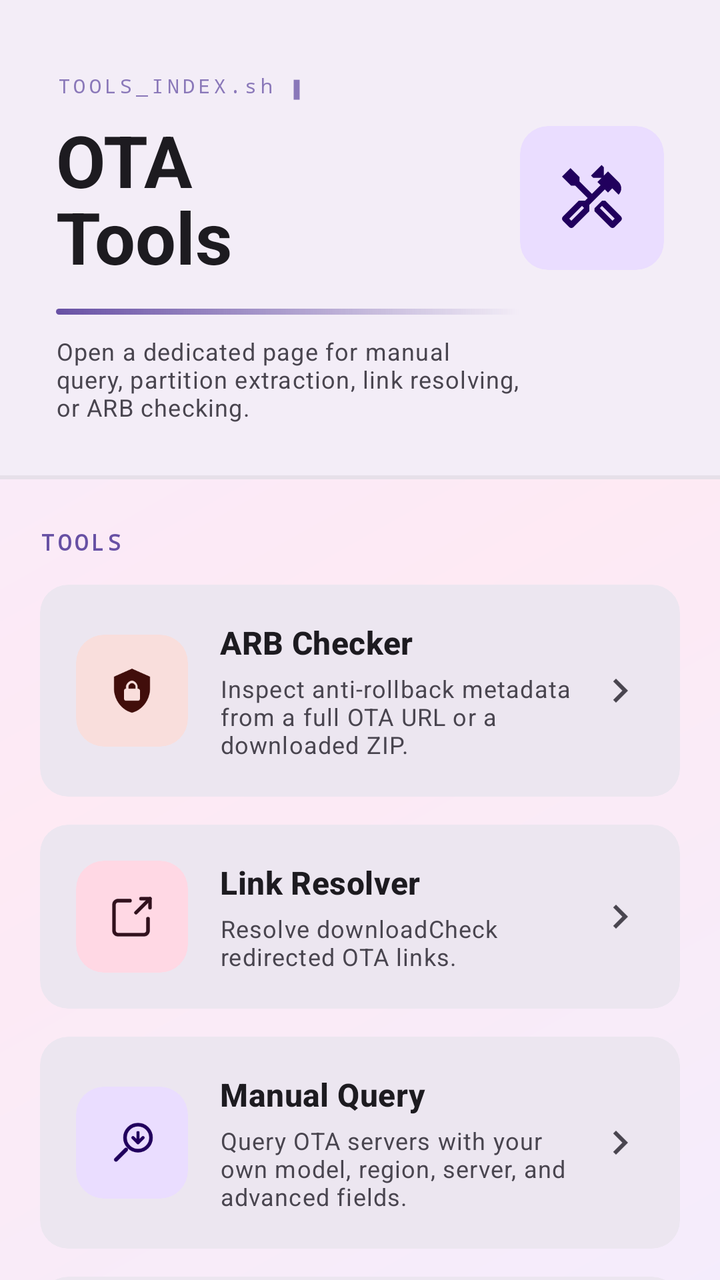
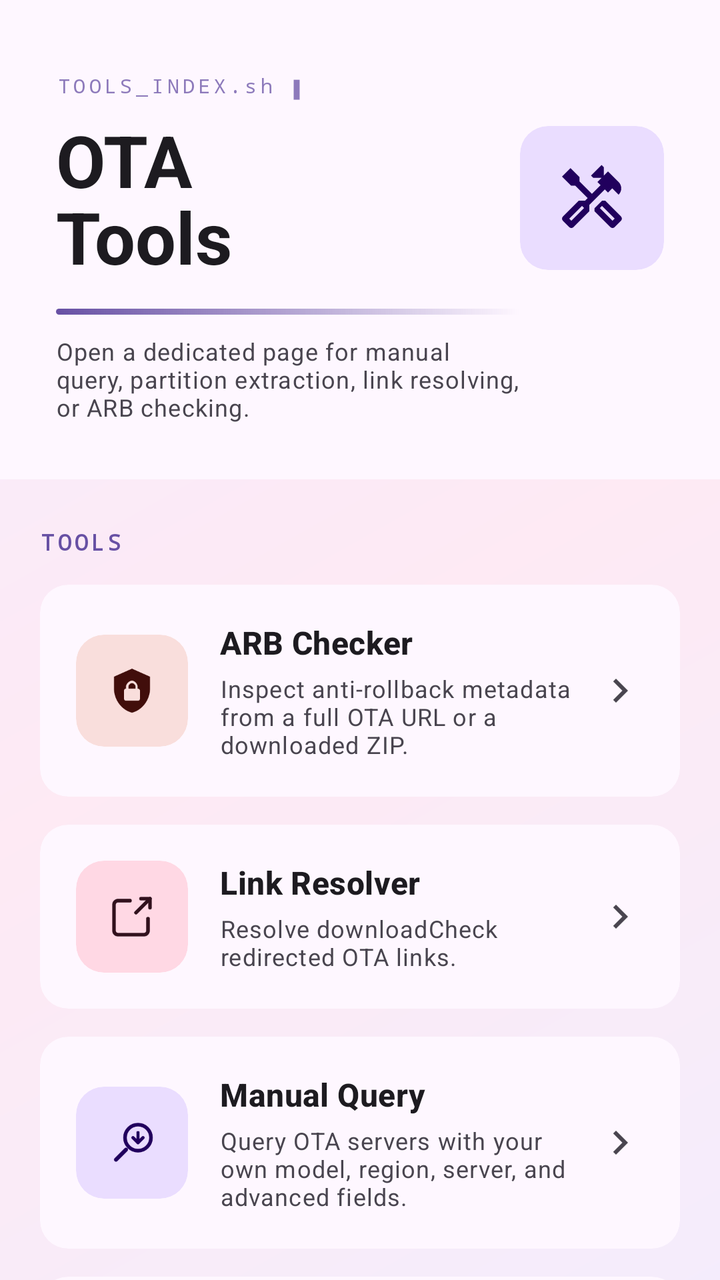

An Android layout rendered at two revisions. The XML below is the earlier revision; the diff shows what the commit changed to produce the second picture.
<!-- AndroidManifest.xml: application theme Theme.OTAPulse -->
<!-- res/layout/fragment_ota_tools.xml -->
<?xml version="1.0" encoding="utf-8"?>
<androidx.core.widget.NestedScrollView
    xmlns:android="http://schemas.android.com/apk/res/android"
    xmlns:app="http://schemas.android.com/apk/res-auto"
    android:layout_width="match_parent"
    android:layout_height="match_parent"
    android:background="@android:color/transparent"
    android:fillViewport="true"
    android:overScrollMode="never">

    <LinearLayout
        android:layout_width="match_parent"
        android:layout_height="wrap_content"
        android:orientation="vertical"
        android:paddingBottom="104dp">

        <androidx.constraintlayout.widget.ConstraintLayout
            android:layout_width="match_parent"
            android:layout_height="wrap_content"
            android:background="@drawable/bg_hero_header"
            android:paddingStart="28dp"
            android:paddingEnd="28dp"
            android:paddingTop="36dp"
            android:paddingBottom="28dp">

            <TextView
                android:id="@+id/tv_bracket_label"
                android:layout_width="wrap_content"
                android:layout_height="wrap_content"
                android:text="@string/tools_header_badge"
                android:textColor="?attr/colorPrimary"
                android:textSize="10sp"
                android:fontFamily="monospace"
                android:letterSpacing="0.18"
                android:alpha="0.75"
                app:layout_constraintStart_toStartOf="parent"
                app:layout_constraintTop_toTopOf="parent" />

            
            <TextView
                android:id="@+id/tv_cursor"
                android:layout_width="wrap_content"
                android:layout_height="wrap_content"
                android:text="@string/cursor_decoration"
                android:textColor="?attr/colorPrimary"
                android:textSize="10sp"
                android:layout_marginStart="6dp"
                android:alpha="0.75"
                app:layout_constraintTop_toTopOf="@id/tv_bracket_label"
                app:layout_constraintBottom_toBottomOf="@id/tv_bracket_label"
                app:layout_constraintStart_toEndOf="@id/tv_bracket_label" />

            <TextView
                android:id="@+id/tv_header_title"
                android:layout_width="0dp"
                android:layout_height="wrap_content"
                android:layout_marginTop="6dp"
                android:text="@string/tools_header_title"
                android:textAppearance="?attr/textAppearanceDisplaySmall"
                android:textColor="?attr/colorOnSurface"
                android:textStyle="bold"
                android:lineSpacingMultiplier="0.92"
                android:gravity="start"
                android:textAlignment="viewStart"
                app:layout_constraintTop_toBottomOf="@id/tv_bracket_label"
                app:layout_constraintStart_toStartOf="parent"
                app:layout_constraintEnd_toStartOf="@id/card_hero_icon" />

            
            <View
                android:id="@+id/view_accent_line"
                android:layout_width="0dp"
                android:layout_height="3dp"
                android:layout_marginTop="12dp"
                android:background="@drawable/bg_accent_line"
                app:layout_constraintTop_toBottomOf="@id/tv_header_title"
                app:layout_constraintStart_toStartOf="@id/tv_header_title"
                app:layout_constraintEnd_toEndOf="@id/tv_header_title" />

            <TextView
                android:id="@+id/tv_header_subtitle"
                android:layout_width="0dp"
                android:layout_height="wrap_content"
                android:layout_marginTop="10dp"
                android:text="@string/tools_header_subtitle"
                android:textAppearance="?attr/textAppearanceBodySmall"
                android:textColor="?attr/colorOnSurfaceVariant"
                android:gravity="start"
                android:textAlignment="viewStart"
                app:layout_constraintTop_toBottomOf="@id/view_accent_line"
                app:layout_constraintStart_toStartOf="@id/tv_header_title"
                app:layout_constraintEnd_toEndOf="@id/tv_header_title"
                app:layout_constraintBottom_toBottomOf="parent" />

            <com.google.android.material.card.MaterialCardView
                android:id="@+id/card_hero_icon"
                android:layout_width="72dp"
                android:layout_height="72dp"
                app:cardCornerRadius="14dp"
                app:cardBackgroundColor="?attr/colorPrimaryContainer"
                app:cardElevation="0dp"
                app:layout_constraintEnd_toEndOf="parent"
                app:layout_constraintTop_toTopOf="@id/tv_header_title"
                app:layout_constraintBottom_toBottomOf="@id/tv_header_title">

                <ImageView
                    android:layout_width="36dp"
                    android:layout_height="36dp"
                    android:layout_gravity="center"
                    android:src="@drawable/ic_tools"
                    android:contentDescription="@string/tools_header_title"
                    app:tint="?attr/colorOnPrimaryContainer" />
            </com.google.android.material.card.MaterialCardView>
        </androidx.constraintlayout.widget.ConstraintLayout>

        <LinearLayout
            android:layout_width="match_parent"
            android:layout_height="wrap_content"
            android:orientation="vertical"
            android:paddingHorizontal="20dp"
            android:paddingTop="24dp">

            <TextView
                android:layout_width="wrap_content"
                android:layout_height="wrap_content"
                android:text="@string/tools_section_label"
                android:textColor="?attr/colorPrimary"
                android:textSize="11sp"
                android:textStyle="bold"
                android:fontFamily="monospace"
                android:letterSpacing="0.14" />

            <com.google.android.material.card.MaterialCardView
                android:id="@+id/card_arb_checker"
                android:layout_width="match_parent"
                android:layout_height="wrap_content"
                android:layout_marginTop="14dp"
                android:clickable="true"
                android:focusable="true"
                app:cardBackgroundColor="?attr/colorSurfaceContainerHigh"
                app:cardCornerRadius="14dp"
                app:cardElevation="0dp">

                <LinearLayout
                    android:layout_width="match_parent"
                    android:layout_height="wrap_content"
                    android:gravity="center_vertical"
                    android:orientation="horizontal"
                    android:padding="18dp">

                    <com.google.android.material.card.MaterialCardView
                        android:layout_width="56dp"
                        android:layout_height="56dp"
                        app:cardBackgroundColor="?attr/colorErrorContainer"
                        app:cardCornerRadius="14dp"
                        app:cardElevation="0dp">

                        <ImageView
                            android:layout_width="24dp"
                            android:layout_height="24dp"
                            android:layout_gravity="center"
                            android:src="@drawable/ic_security"
                            app:tint="?attr/colorOnErrorContainer" />
                    </com.google.android.material.card.MaterialCardView>

                    <LinearLayout
                        android:layout_width="0dp"
                        android:layout_height="wrap_content"
                        android:layout_weight="1"
                        android:layout_marginStart="16dp"
                        android:orientation="vertical">

                        <TextView
                            android:layout_width="wrap_content"
                            android:layout_height="wrap_content"
                            android:text="@string/tools_arb_checker_title"
                            android:textAppearance="?attr/textAppearanceTitleMedium"
                            android:textStyle="bold" />

                        <TextView
                            android:layout_width="match_parent"
                            android:layout_height="wrap_content"
                            android:layout_marginTop="4dp"
                            android:text="@string/tools_arb_checker_desc"
                            android:textAppearance="?attr/textAppearanceBodySmall"
                            android:textColor="?attr/colorOnSurfaceVariant" />
                    </LinearLayout>

                    <ImageView
                        android:layout_width="24dp"
                        android:layout_height="24dp"
                        android:src="@drawable/ic_chevron_right"
                        app:tint="?attr/colorOnSurfaceVariant" />
                </LinearLayout>
            </com.google.android.material.card.MaterialCardView>

            <com.google.android.material.card.MaterialCardView
                android:id="@+id/card_link_resolver"
                android:layout_width="match_parent"
                android:layout_height="wrap_content"
                android:layout_marginTop="14dp"
                android:clickable="true"
                android:focusable="true"
                app:cardBackgroundColor="?attr/colorSurfaceContainerHigh"
                app:cardCornerRadius="14dp"
                app:cardElevation="0dp">

                <LinearLayout
                    android:layout_width="match_parent"
                    android:layout_height="wrap_content"
                    android:gravity="center_vertical"
                    android:orientation="horizontal"
                    android:padding="18dp">

                    <com.google.android.material.card.MaterialCardView
                        android:layout_width="56dp"
                        android:layout_height="56dp"
                        app:cardBackgroundColor="?attr/colorTertiaryContainer"
                        app:cardCornerRadius="14dp"
                        app:cardElevation="0dp">

                        <ImageView
                            android:layout_width="24dp"
                            android:layout_height="24dp"
                            android:layout_gravity="center"
                            android:src="@drawable/ic_open_external_stroke"
                            app:tint="?attr/colorOnTertiaryContainer" />
                    </com.google.android.material.card.MaterialCardView>

                    <LinearLayout
                        android:layout_width="0dp"
                        android:layout_height="wrap_content"
                        android:layout_weight="1"
                        android:layout_marginStart="16dp"
                        android:orientation="vertical">

                        <TextView
                            android:layout_width="wrap_content"
                            android:layout_height="wrap_content"
                            android:text="@string/tools_link_resolver_title"
                            android:textAppearance="?attr/textAppearanceTitleMedium"
                            android:textStyle="bold" />

                        <TextView
                            android:layout_width="match_parent"
                            android:layout_height="wrap_content"
                            android:layout_marginTop="4dp"
                            android:text="@string/tools_link_resolver_desc"
                            android:textAppearance="?attr/textAppearanceBodySmall"
                            android:textColor="?attr/colorOnSurfaceVariant" />
                    </LinearLayout>

                    <ImageView
                        android:layout_width="24dp"
                        android:layout_height="24dp"
                        android:src="@drawable/ic_chevron_right"
                        app:tint="?attr/colorOnSurfaceVariant" />
                </LinearLayout>
            </com.google.android.material.card.MaterialCardView>

            <com.google.android.material.card.MaterialCardView
                android:id="@+id/card_manual_query"
                android:layout_width="match_parent"
                android:layout_height="wrap_content"
                android:layout_marginTop="14dp"
                android:clickable="true"
                android:focusable="true"
                app:cardBackgroundColor="?attr/colorSurfaceContainerHigh"
                app:cardCornerRadius="14dp"
                app:cardElevation="0dp">

                <LinearLayout
                    android:layout_width="match_parent"
                    android:layout_height="wrap_content"
                    android:gravity="center_vertical"
                    android:orientation="horizontal"
                    android:padding="18dp">

                    <com.google.android.material.card.MaterialCardView
                        android:layout_width="56dp"
                        android:layout_height="56dp"
                        app:cardBackgroundColor="?attr/colorPrimaryContainer"
                        app:cardCornerRadius="14dp"
                        app:cardElevation="0dp">

                        <ImageView
                            android:layout_width="24dp"
                            android:layout_height="24dp"
                            android:layout_gravity="center"
                            android:src="@drawable/ic_search_update"
                            app:tint="?attr/colorOnPrimaryContainer" />
                    </com.google.android.material.card.MaterialCardView>

                    <LinearLayout
                        android:layout_width="0dp"
                        android:layout_height="wrap_content"
                        android:layout_weight="1"
                        android:layout_marginStart="16dp"
                        android:orientation="vertical">

                        <TextView
                            android:layout_width="wrap_content"
                            android:layout_height="wrap_content"
                            android:text="@string/tools_manual_query_title"
                            android:textAppearance="?attr/textAppearanceTitleMedium"
                            android:textStyle="bold" />

                        <TextView
                            android:layout_width="match_parent"
                            android:layout_height="wrap_content"
                            android:layout_marginTop="4dp"
                            android:text="@string/tools_manual_query_desc"
                            android:textAppearance="?attr/textAppearanceBodySmall"
                            android:textColor="?attr/colorOnSurfaceVariant" />
                    </LinearLayout>

                    <ImageView
                        android:layout_width="24dp"
                        android:layout_height="24dp"
                        android:src="@drawable/ic_chevron_right"
                        app:tint="?attr/colorOnSurfaceVariant" />
                </LinearLayout>
            </com.google.android.material.card.MaterialCardView>

            <com.google.android.material.card.MaterialCardView
                android:id="@+id/card_partition_extraction"
                android:layout_width="match_parent"
                android:layout_height="wrap_content"
                android:layout_marginTop="14dp"
                android:clickable="true"
                android:focusable="true"
                app:cardBackgroundColor="?attr/colorSurfaceContainerHigh"
                app:cardCornerRadius="14dp"
                app:cardElevation="0dp">

                <LinearLayout
                    android:layout_width="match_parent"
                    android:layout_height="wrap_content"
                    android:gravity="center_vertical"
                    android:orientation="horizontal"
                    android:padding="18dp">

                    <com.google.android.material.card.MaterialCardView
                        android:layout_width="56dp"
                        android:layout_height="56dp"
                        app:cardBackgroundColor="?attr/colorSecondaryContainer"
                        app:cardCornerRadius="14dp"
                        app:cardElevation="0dp">

                        <ImageView
                            android:layout_width="24dp"
                            android:layout_height="24dp"
                            android:layout_gravity="center"
                            android:src="@drawable/ic_extract_stroke"
                            app:tint="?attr/colorOnSecondaryContainer" />
                    </com.google.android.material.card.MaterialCardView>

                    <LinearLayout
                        android:layout_width="0dp"
                        android:layout_height="wrap_content"
                        android:layout_marginStart="16dp"
                        android:layout_weight="1"
                        android:orientation="vertical">

                        <TextView
                            android:layout_width="wrap_content"
                            android:layout_height="wrap_content"
                            android:text="@string/tools_partition_extraction_title"
                            android:textAppearance="?attr/textAppearanceTitleMedium"
                            android:textStyle="bold" />

                        <TextView
                            android:layout_width="match_parent"
                            android:layout_height="wrap_content"
                            android:layout_marginTop="4dp"
                            android:text="@string/tools_partition_extraction_desc"
                            android:textAppearance="?attr/textAppearanceBodySmall"
                            android:textColor="?attr/colorOnSurfaceVariant" />
                    </LinearLayout>

                    <ImageView
                        android:layout_width="24dp"
                        android:layout_height="24dp"
                        android:src="@drawable/ic_chevron_right"
                        app:tint="?attr/colorOnSurfaceVariant" />
                </LinearLayout>
            </com.google.android.material.card.MaterialCardView>
        </LinearLayout>
    </LinearLayout>
</androidx.core.widget.NestedScrollView>
<!-- resources referenced by this layout -->
<resources>
  <!-- drawable bg_hero_header (drawable) -->
  <?xml version="1.0" encoding="utf-8"?>
  <layer-list xmlns:android="http://schemas.android.com/apk/res/android">
  
      
      <item>
          <shape android:shape="rectangle">
              <solid android:color="?attr/colorSurfaceContainer" />
          </shape>
      </item>
  
      
      <item
          android:top="-2dp"
          android:left="-2dp"
          android:right="-2dp">
          <shape android:shape="rectangle">
              <stroke
                  android:width="2dp"
                  android:color="?attr/colorSurfaceContainerHighest" />
          </shape>
      </item>
  
  </layer-list>
  <string name="cursor_decoration" translatable="false">▮</string>
  <string name="tools_arb_checker_desc">Inspect anti-rollback metadata from a full OTA URL or a downloaded ZIP.</string>
  <string name="tools_arb_checker_title">ARB Checker</string>
  <string name="tools_header_badge" translatable="false">TOOLS_INDEX.sh</string>
  <string name="tools_header_subtitle">Open a dedicated page for manual query, partition extraction, link resolving, or ARB checking.</string>
  <string name="tools_header_title">OTA\nTools</string>
  <string name="tools_link_resolver_desc">Resolve downloadCheck redirected OTA links.</string>
  <string name="tools_link_resolver_title">Link Resolver</string>
  <string name="tools_manual_query_desc">Query OTA servers with your own model, region, server, and advanced fields.</string>
  <string name="tools_manual_query_title">Manual Query</string>
  <string name="tools_partition_extraction_desc">Load partitions from a local OTA ZIP or a full OTA URL, then extract selected images.</string>
  <string name="tools_partition_extraction_title">Partition Extraction</string>
  <string name="tools_section_label" translatable="false">TOOLS</string>
  <style name="Widget.App.MaterialCardView" parent="Widget.Material3.CardView.Filled">
          <item name="shapeAppearance">@style/ShapeAppearance.Material3.Corner.Large</item>
      </style>
  <style name="Widget.App.PopupMenu" parent="Widget.Material3.PopupMenu">
          <item name="android:popupBackground">@drawable/bg_popup_menu</item>
      </style>
  <style name="Widget.App.ListPopupWindow" parent="Widget.AppCompat.ListPopupWindow">
          <item name="android:popupBackground">@drawable/bg_popup_menu</item>
      </style>
  <style name="Widget.App.MaterialSwitch" parent="Widget.Material3.CompoundButton.MaterialSwitch">
          <item name="thumbIcon">@drawable/selector_switch_thumb_icon</item>
          <item name="thumbIconTint">@color/selector_switch_thumb_icon_tint</item>
      </style>
  <style name="DialogFadeAnimation" parent="@android:style/Animation.Dialog">
          <item name="android:windowEnterAnimation">@anim/dialog_fade_in</item>
          <item name="android:windowExitAnimation">@anim/dialog_fade_out</item>
      </style>
  <!-- drawable bg_popup_menu (drawable) -->
  <?xml version="1.0" encoding="utf-8"?>
  <shape xmlns:android="http://schemas.android.com/apk/res/android">
      <solid android:color="?attr/colorSurfaceContainerHigh" />
      <corners android:radius="20dp" />
  </shape>
  <!-- drawable selector_switch_thumb_icon (drawable) -->
  <?xml version="1.0" encoding="utf-8"?>
  <selector xmlns:android="http://schemas.android.com/apk/res/android">
      <item android:drawable="@drawable/ic_switch_check" android:state_checked="true" />
      <item android:drawable="@drawable/ic_switch_cancel" android:state_checked="false" />
  </selector>
  <!-- drawable ic_switch_check (drawable) -->
  <vector xmlns:android="http://schemas.android.com/apk/res/android"
      android:width="24dp"
      android:height="24dp"
      android:viewportWidth="24"
      android:viewportHeight="24">
      <path
          android:fillColor="@android:color/white"
          android:pathData="M9,16.17L4.83,12l-1.42,1.41L9,19 21,7l-1.41,-1.41z"/>
  </vector>
  <!-- unchanged entries left out for length: 11 -->
</resources>

<!-- the commit's change to res/layout/fragment_ota_tools.xml (unified diff, before → after) -->
@@ -17,7 +17,7 @@
         <androidx.constraintlayout.widget.ConstraintLayout
             android:layout_width="match_parent"
             android:layout_height="wrap_content"
-            android:background="@drawable/bg_hero_header"
+            android:background="?attr/colorSurface"
             android:paddingStart="28dp"
             android:paddingEnd="28dp"
             android:paddingTop="36dp"
@@ -137,7 +137,7 @@
                 android:layout_marginTop="14dp"
                 android:clickable="true"
                 android:focusable="true"
-                app:cardBackgroundColor="?attr/colorSurfaceContainerHigh"
+                app:cardBackgroundColor="?attr/colorSurface"
                 app:cardCornerRadius="14dp"
                 app:cardElevation="0dp">
 
@@ -201,7 +201,7 @@
                 android:layout_marginTop="14dp"
                 android:clickable="true"
                 android:focusable="true"
-                app:cardBackgroundColor="?attr/colorSurfaceContainerHigh"
+                app:cardBackgroundColor="?attr/colorSurface"
                 app:cardCornerRadius="14dp"
                 app:cardElevation="0dp">
 
@@ -265,7 +265,7 @@
                 android:layout_marginTop="14dp"
                 android:clickable="true"
                 android:focusable="true"
-                app:cardBackgroundColor="?attr/colorSurfaceContainerHigh"
+                app:cardBackgroundColor="?attr/colorSurface"
                 app:cardCornerRadius="14dp"
                 app:cardElevation="0dp">
 
@@ -329,7 +329,7 @@
                 android:layout_marginTop="14dp"
                 android:clickable="true"
                 android:focusable="true"
-                app:cardBackgroundColor="?attr/colorSurfaceContainerHigh"
+                app:cardBackgroundColor="?attr/colorSurface"
                 app:cardCornerRadius="14dp"
                 app:cardElevation="0dp">
 
<!-- resource entries referenced after the edit -->
@@ -1,29 +1,5 @@
 <!-- resources referenced by this layout -->
 <resources>
-  <!-- drawable bg_hero_header (drawable) -->
-  <?xml version="1.0" encoding="utf-8"?>
-  <layer-list xmlns:android="http://schemas.android.com/apk/res/android">
-  
-      
-      <item>
-          <shape android:shape="rectangle">
-              <solid android:color="?attr/colorSurfaceContainer" />
-          </shape>
-      </item>
-  
-      
-      <item
-          android:top="-2dp"
-          android:left="-2dp"
-          android:right="-2dp">
-          <shape android:shape="rectangle">
-              <stroke
-                  android:width="2dp"
-                  android:color="?attr/colorSurfaceContainerHighest" />
-          </shape>
-      </item>
-  
-  </layer-list>
   <string name="cursor_decoration" translatable="false">▮</string>
   <string name="tools_arb_checker_desc">Inspect anti-rollback metadata from a full OTA URL or a downloaded ZIP.</string>
   <string name="tools_arb_checker_title">ARB Checker</string>
